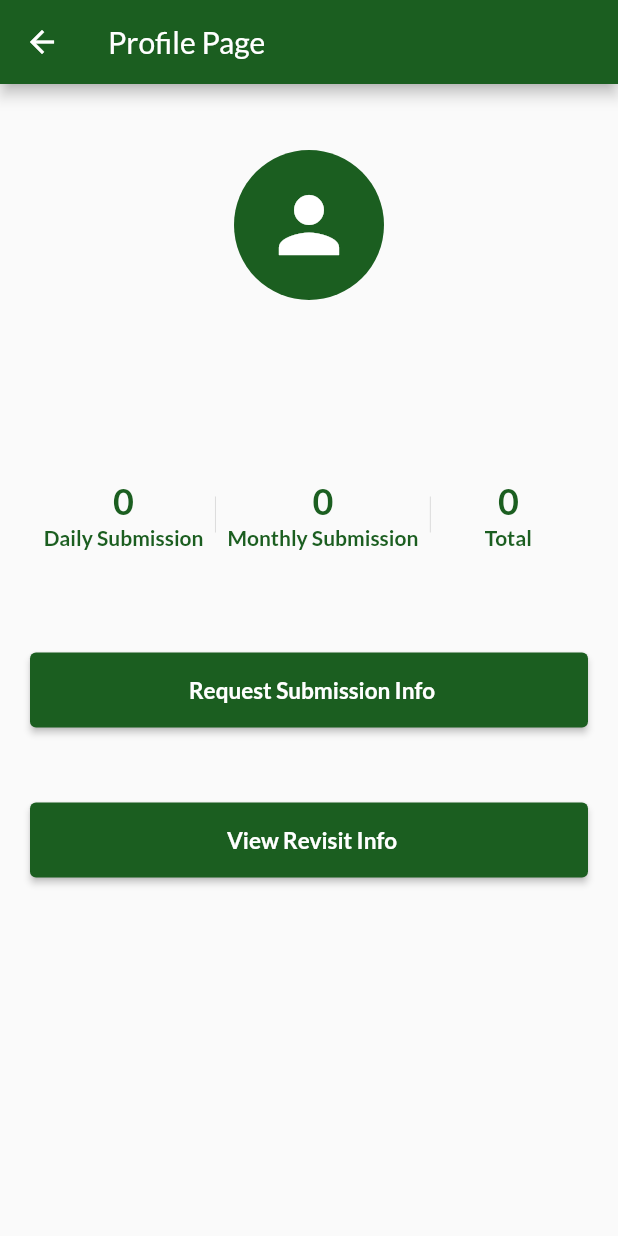
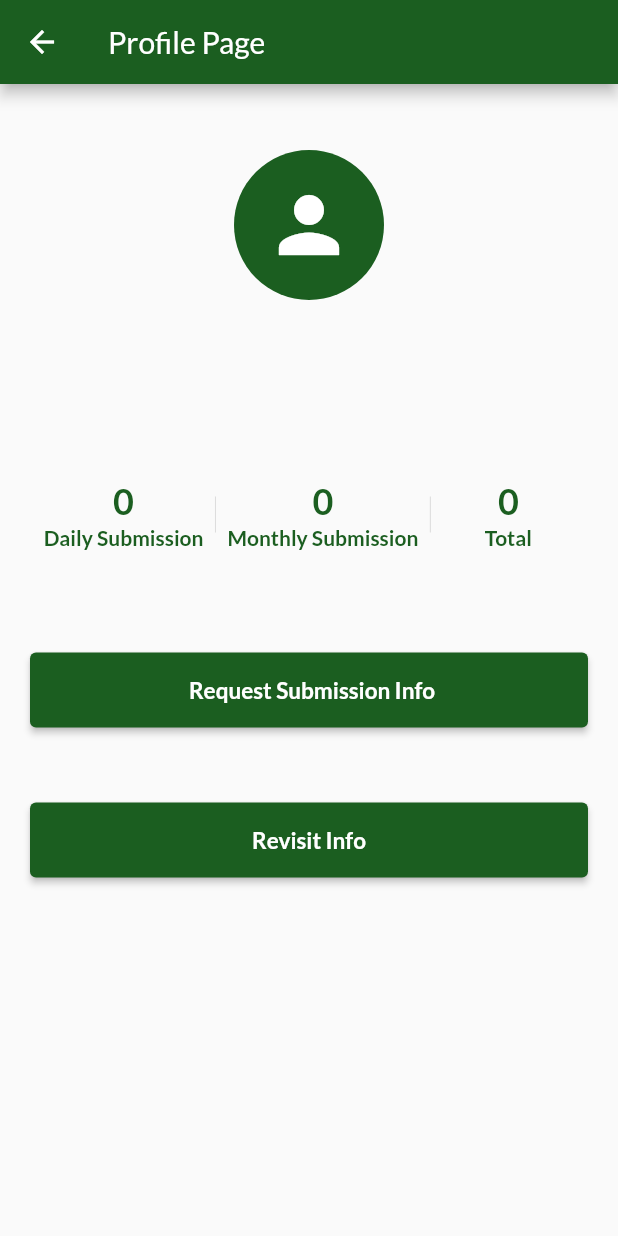
Before and after one commit to AbdulsalamAbdulrahman/enum_app, a Flutter app: the Profile screen opened directly with empty values, on a phone screen of 412 x 824 dp. Run offline on Flutter 3.47's test engine with Material 2 defaults, Android fonts, the phone set to English and light mode, and no system bars; our stand-ins replace easy_splash_screen, geolocator, google_fonts; missing offline and left inert: app_settings.

Commit message:
fixed revisit button

```diff
--- a/lib/profile.dart
+++ b/lib/profile.dart
@@ -191,20 +191,7 @@ class _ProfileState extends State<Profile> {
 
   Widget buttonR() => Padding(
         padding: const EdgeInsets.all(20),
-        child: ElevatedButton.icon(
-            icon: _isLoading
-                ? const SizedBox(
-                    height: 15.0,
-                    width: 15.0,
-                    child: CircularProgressIndicator(
-                      color: Colors.white,
-                    ),
-                  )
-                : const Text(''),
-            label: Text(
-              _isLoading ? '' : 'View Revisit Info',
-              style: const TextStyle(fontSize: 15, fontWeight: FontWeight.bold),
-            ),
+        child: ElevatedButton(
             style: ElevatedButton.styleFrom(
               minimumSize: const Size(500, 50),
               maximumSize: const Size(500, 50),
@@ -212,6 +199,10 @@ class _ProfileState extends State<Profile> {
             onPressed: () async {
               Navigator.push(context,
                   MaterialPageRoute(builder: (context) => const Revisit()));
-            }),
+            },
+            child: const Text(
+              'Revisit Info',
+              style: TextStyle(fontSize: 15, fontWeight: FontWeight.bold),
+            )),
       );
 }
```
